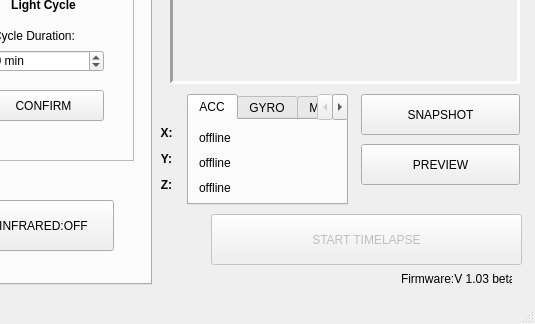
First picture: the form in _ui/Clinostat.ui, repository CoSE-Jerry/3D-Clinostat, before the edit; both pictures show x 489 to 1024 and y 276 to 600 of the 1024 by 600 pixel window.
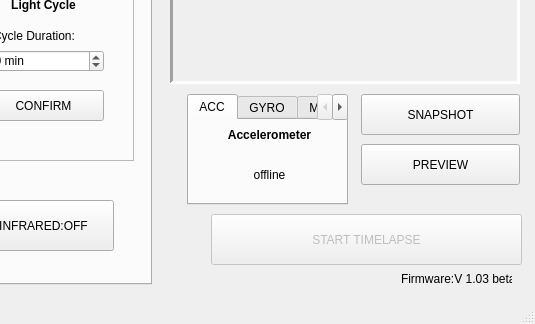
Second picture: the form after the edit. Icons and pictures are not drawn.

Diff of the .ui file:
```diff
--- a/_ui/Clinostat.ui
+++ b/_ui/Clinostat.ui
@@ -1402,39 +1402,29 @@
       <property name="geometry">
        <rect>
         <x>10</x>
-        <y>10</y>
-        <width>71</width>
-        <height>16</height>
+        <y>0</y>
+        <width>141</width>
+        <height>31</height>
        </rect>
       </property>
       <property name="text">
-       <string>offline</string>
+       <string>&lt;html&gt;&lt;head/&gt;&lt;body&gt;&lt;p align=&quot;center&quot;&gt;&lt;span style=&quot; font-weight:600;&quot;&gt;Accelerometer&lt;/span&gt;&lt;/p&gt;&lt;/body&gt;&lt;/html&gt;</string>
       </property>
      </widget>
      <widget class="QLabel" name="ACC_Y_label">
       <property name="geometry">
        <rect>
-        <x>10</x>
-        <y>35</y>
-        <width>71</width>
-        <height>16</height>
+        <x>20</x>
+        <y>29</y>
+        <width>121</width>
+        <height>51</height>
        </rect>
       </property>
       <property name="text">
        <string>offline</string>
       </property>
-     </widget>
-     <widget class="QLabel" name="ACC_Z_label">
-      <property name="geometry">
-       <rect>
-        <x>10</x>
-        <y>60</y>
-        <width>71</width>
-        <height>16</height>
-       </rect>
-      </property>
-      <property name="text">
-       <string>offline</string>
+      <property name="alignment">
+       <set>Qt::AlignCenter</set>
       </property>
      </widget>
     </widget>
@@ -1449,19 +1439,6 @@
      </attribute>
     </widget>
    </widget>
-   <widget class="QLabel" name="axis_label">
-    <property name="geometry">
-     <rect>
-      <x>630</x>
-      <y>400</y>
-      <width>51</width>
-      <height>71</height>
-     </rect>
-    </property>
-    <property name="text">
-     <string>&lt;html&gt;&lt;head/&gt;&lt;body&gt;&lt;p align=&quot;center&quot;&gt;&lt;span style=&quot; font-weight:600;&quot;&gt;X:&lt;/span&gt;&lt;/p&gt;&lt;p align=&quot;center&quot;&gt;&lt;span style=&quot; font-weight:600;&quot;&gt;Y:&lt;/span&gt;&lt;/p&gt;&lt;p align=&quot;center&quot;&gt;&lt;span style=&quot; font-weight:600;&quot;&gt;Z:&lt;/span&gt;&lt;/p&gt;&lt;/body&gt;&lt;/html&gt;</string>
-    </property>
-   </widget>
   </widget>
   <widget class="QStatusBar" name="statusBar"/>
   <action name="actionOpen_Directory">
```
Left out of the diff: 4 changed lines with no effect on the pictures.
